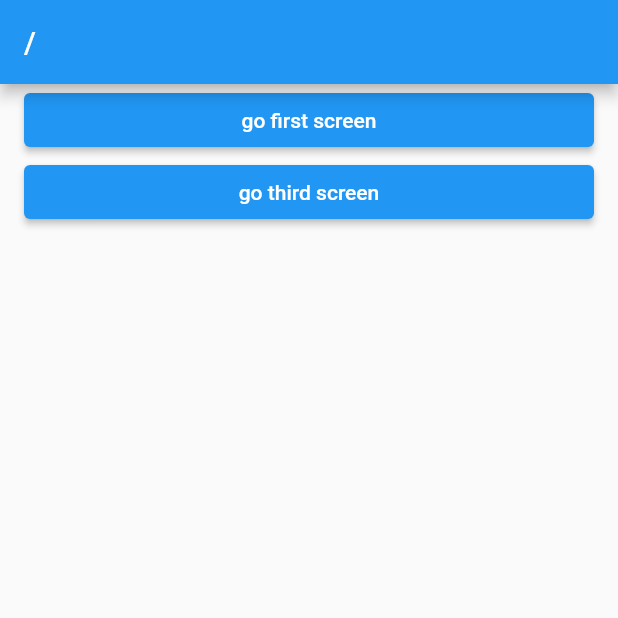
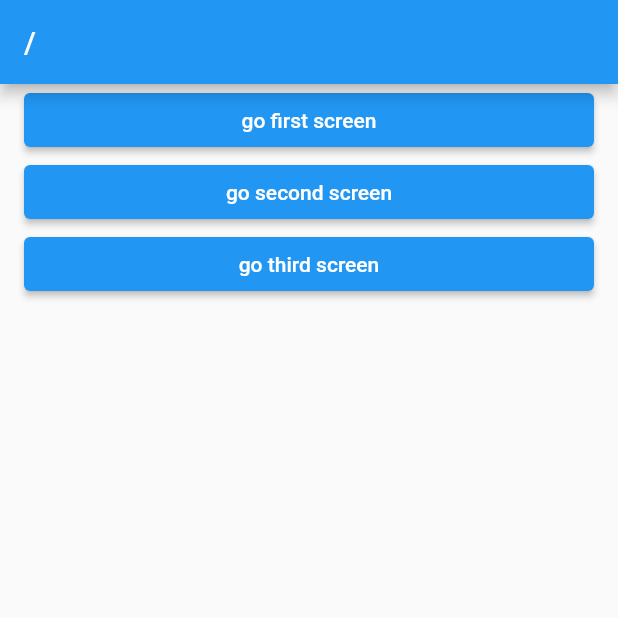
Before and after one commit to qwq140/go_router_actual, a Flutter app: the screen it shows after launch, on a phone screen of 412 x 824 dp, the top half of it. Run offline on Flutter 3.47's test engine with Material 2 defaults, Android fonts, the phone set to English and light mode, and no system bars; our stand-ins replace go_router.

```diff
--- a/lib/main.dart
+++ b/lib/main.dart
@@ -25,6 +25,7 @@ class MyApp extends StatelessWidget {
                 routes: [
                   GoRoute(
                       path: 'second',
+                      name: SecondScreen.routeName,
                       builder: (context, state) => const SecondScreen(),
                       routes: [
                         GoRoute(
--- a/lib/screen/home_screen.dart
+++ b/lib/screen/home_screen.dart
@@ -1,6 +1,7 @@
 import 'package:flutter/material.dart';
 import 'package:go_router/go_router.dart';
 import 'package:go_router_actual/layout/defualt_layout.dart';
+import 'package:go_router_actual/screen/second_screen.dart';
 import 'package:go_router_actual/screen/third_screen.dart';
 
 class HomeScreen extends StatelessWidget {
@@ -20,6 +21,12 @@ class HomeScreen extends StatelessWidget {
           ),
           ElevatedButton(
             onPressed: () {
+              context.goNamed(SecondScreen.routeName);
+            },
+            child: Text('go second screen'),
+          ),
+          ElevatedButton(
+            onPressed: () {
               context.goNamed(ThirdScreen.routeName);
             },
             child: Text('go third screen'),
```
